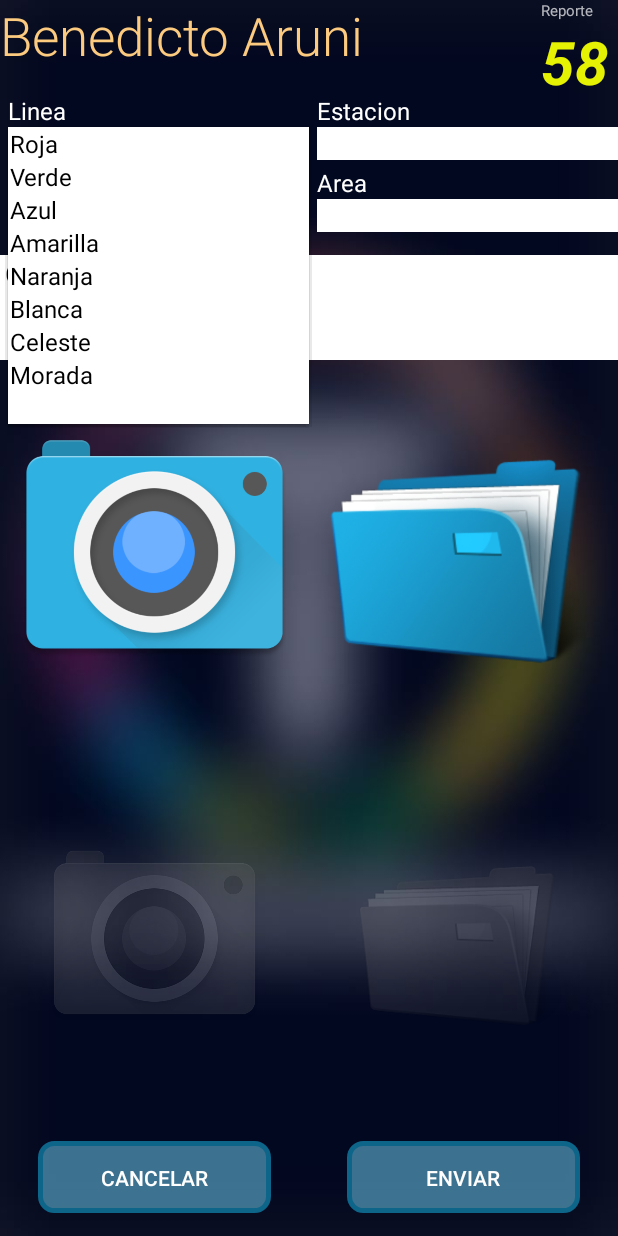
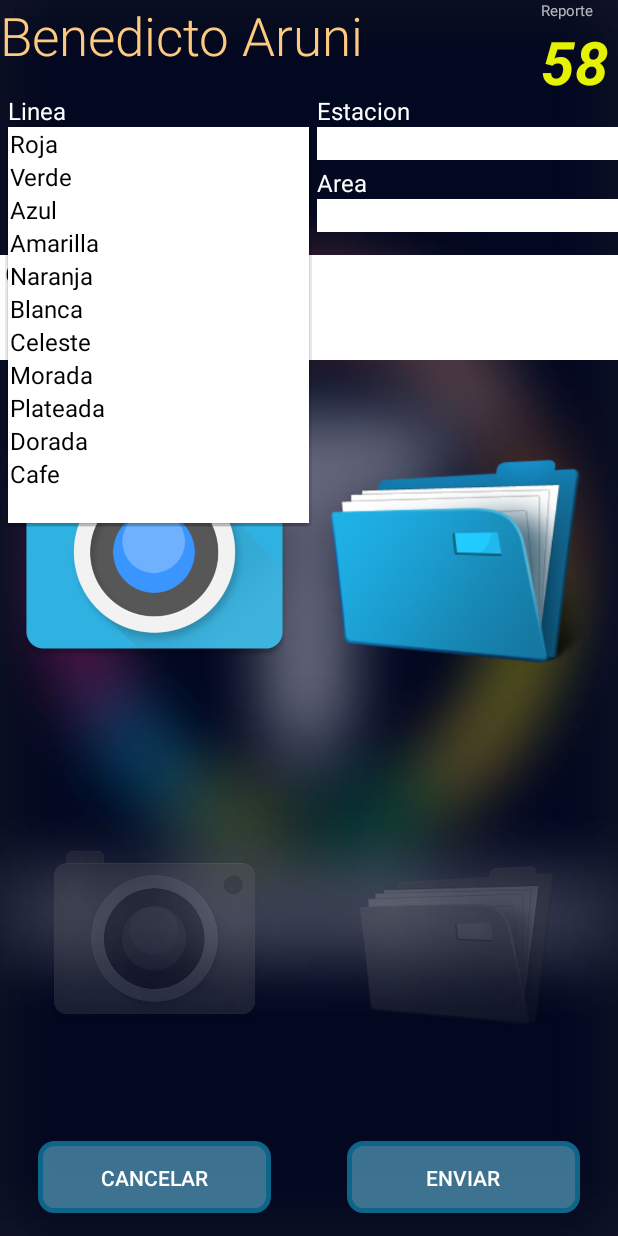
Before and after one commit to Chuchi/Bazar, an Android app: the reporte screen opened directly, with no data from a screen before it, after a tap on an icon or button, on a phone screen of 412 x 824 dp. Run offline under Robolectric (Android 15) with nearby library versions, the phone set to English and light mode, and no system bars.

Commit message:
Martes en la venta

```diff
--- a/app/src/main/AndroidManifest.xml
+++ b/app/src/main/AndroidManifest.xml
@@ -8,7 +8,7 @@
 
     <application
         android:allowBackup="true"
-        android:icon="@drawable/mitele"
+        android:icon="@drawable/mitelex"
         android:label="@string/app_name"
         android:supportsRtl="true"
         android:theme="@style/Theme.AppCompat.NoActionBar">
--- a/app/src/main/res/layout/reporta.xml
+++ b/app/src/main/res/layout/reporta.xml
@@ -329,10 +329,10 @@
         android:id="@+id/BeloAzul"
         android:layout_width="match_parent"
         android:layout_height="match_parent"
-        android:layout_alignParentEnd="true"
+        android:layout_alignParentStart="true"
         android:layout_alignParentTop="true"
         android:elevation="5dp"
         android:visibility="invisible"
-        app:srcCompat="@color/beloAzul"/>
+        app:srcCompat="@color/beloAzul" />
 
 </RelativeLayout>
--- a/app/src/main/res/values/Arrais.xml
+++ b/app/src/main/res/values/Arrais.xml
@@ -9,6 +9,9 @@
         <item>Blanca</item>
         <item>Celeste</item>
         <item>Morada</item>
+        <item>Plateada</item>
+        <item>Dorada</item>
+        <item>Cafe</item>
         <item>             </item>
     </string-array>
 
@@ -23,6 +26,9 @@
         <item>Blanca</item>
         <item>Celeste</item>
         <item>Morada</item>
+        <item>Plateada</item>
+        <item>Dorada</item>
+        <item>Cafe</item>
 
 </string-array>
 
@@ -79,6 +85,21 @@
         <item>Faro Murillo</item>
         <item>San Jose</item>
         </string-array>
+    <string-array name="EstacionesPlateada">
+        <item>16 de Julio</item>
+        <item>Faro Murillo</item>
+        <item>Mirador</item>
+    </string-array>
+    <string-array name="EstacionesDorada">
+        <item>Irpavi</item>
+        <item>Achumani</item>
+        <item>Umsa</item>
+    </string-array>
+    <string-array name="EstacionesCafe">
+        <item>Busch</item>
+        <item>Las Villas</item>
+
+    </string-array>
     <string-array name="Secciones">
         <item>Seccion I</item>
         <item>Seccion II</item>
```
Also changed, not shown: app/src/main/java/com/sincro/allup/reporte.java (+84 -18 lines), app/src/main/res/layout/activity_historicos.xml (+6 -6 lines), app/src/main/res/drawable/calendario.png (added), app/src/main/res/drawable/mitelex.png (added).
